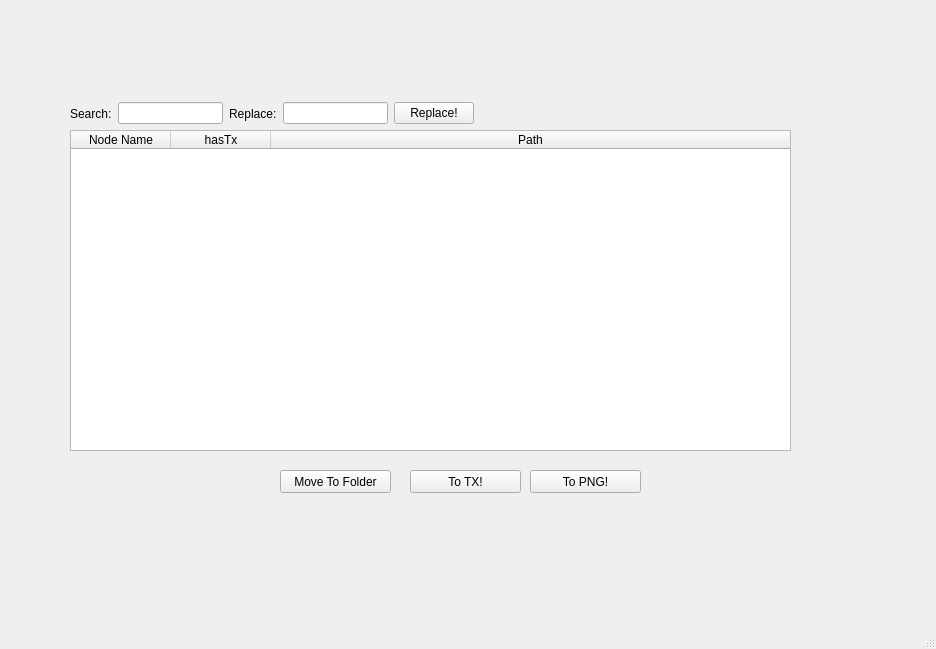
First picture: the form in shading/textureManager/textureManager.ui, repository skarone/PipeL, before the edit.
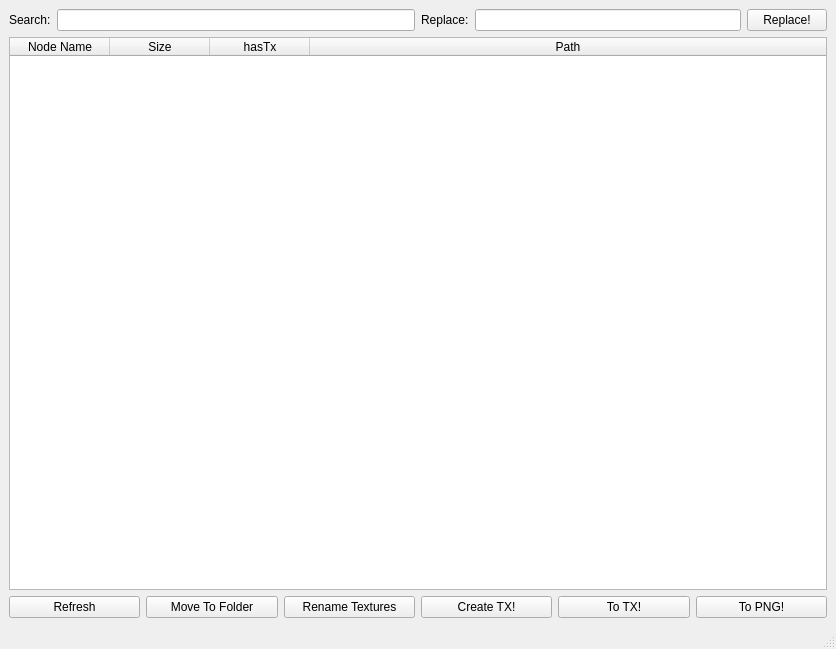
Second picture: the form after the edit.

What changed in the file:
```diff
--- a/shading/textureManager/textureManager.ui
+++ b/shading/textureManager/textureManager.ui
@@ -6,7 +6,7 @@
    <rect>
     <x>0</x>
     <y>0</y>
-    <width>936</width>
+    <width>836</width>
     <height>649</height>
    </rect>
   </property>
@@ -14,15 +14,51 @@
    <string>Texture Manager</string>
   </property>
   <widget class="QWidget" name="centralwidget">
-   <widget class="QTableWidget" name="tableWidget">
-    <property name="geometry">
-     <rect>
-      <x>70</x>
-      <y>130</y>
-      <width>721</width>
-      <height>321</height>
-     </rect>
-    </property>
+   <layout class="QVBoxLayout" name="verticalLayout">
+    <item>
+     <layout class="QHBoxLayout" name="horizontalLayout_3">
+      <item>
+       <layout class="QHBoxLayout" name="horizontalLayout">
+        <item>
+         <widget class="QLabel" name="label">
+          <property name="text">
+           <string>Search:</string>
+          </property>
+         </widget>
+        </item>
+        <item>
+         <widget class="QLineEdit" name="searchPath_le"/>
+        </item>
+       </layout>
+      </item>
+      <item>
+       <layout class="QHBoxLayout" name="horizontalLayout_2">
+        <item>
+         <widget class="QLabel" name="label_2">
+          <property name="text">
+           <string>Replace:</string>
+          </property>
+         </widget>
+        </item>
+        <item>
+         <widget class="QLineEdit" name="replacePath_le"/>
+        </item>
+        <item>
+         <widget class="QPushButton" name="replacePath_btn">
+          <property name="toolTip">
+           <string>&lt;html&gt;&lt;head/&gt;&lt;body&gt;&lt;p&gt;Replace searched string with new string&lt;/p&gt;&lt;/body&gt;&lt;/html&gt;</string>
+          </property>
+          <property name="text">
+           <string>Replace!</string>
+          </property>
+         </widget>
+        </item>
+       </layout>
+      </item>
+     </layout>
+    </item>
+    <item>
+     <widget class="QTableWidget" name="textures_tw">
     <attribute name="horizontalHeaderStretchLastSection">
      <bool>true</bool>
     </attribute>
@@ -31,6 +67,11 @@
       <string>Node Name</string>
      </property>
     </column>
+      <column>
+       <property name="text">
+        <string>Size</string>
+       </property>
+      </column>
     <column>
      <property name="text">
       <string>hasTx</string>
@@ -42,31 +83,18 @@
      </property>
     </column>
    </widget>
-   <widget class="QPushButton" name="pushButton">
-    <property name="geometry">
-     <rect>
-      <x>410</x>
-      <y>470</y>
-      <width>111</width>
-      <height>23</height>
-     </rect>
-    </property>
-    <property name="toolTip">
-     <string>&lt;html&gt;&lt;head/&gt;&lt;body&gt;&lt;p&gt;Change path to tx version, if there is no tx version automatically create one&lt;/p&gt;&lt;/body&gt;&lt;/html&gt;</string>
-    </property>
+    </item>
+    <item>
+     <layout class="QHBoxLayout" name="horizontalLayout_4">
+      <item>
+       <widget class="QPushButton" name="refresh_btn">
     <property name="text">
-     <string>To TX!</string>
-    </property>
-   </widget>
-   <widget class="QPushButton" name="pushButton_2">
-    <property name="geometry">
-     <rect>
-      <x>280</x>
-      <y>470</y>
-      <width>111</width>
-      <height>23</height>
-     </rect>
-    </property>
+         <string>Refresh</string>
+        </property>
+       </widget>
+      </item>
+      <item>
+       <widget class="QPushButton" name="moveToFolder_btn">
     <property name="toolTip">
      <string>&lt;html&gt;&lt;head/&gt;&lt;body&gt;&lt;p&gt;Move all the textures to a folder and change file nodes paths to that folder&lt;/p&gt;&lt;/body&gt;&lt;/html&gt;</string>
     </property>
@@ -74,15 +102,39 @@
      <string>Move To Folder</string>
     </property>
    </widget>
-   <widget class="QPushButton" name="pushButton_4">
-    <property name="geometry">
-     <rect>
-      <x>530</x>
-      <y>470</y>
-      <width>111</width>
-      <height>23</height>
-     </rect>
-    </property>
+      </item>
+      <item>
+       <widget class="QPushButton" name="renameTexture_btn">
+        <property name="toolTip">
+         <string>&lt;html&gt;&lt;head/&gt;&lt;body&gt;&lt;p&gt;Change path to tx version, if there is no tx version automatically create one&lt;/p&gt;&lt;/body&gt;&lt;/html&gt;</string>
+        </property>
+        <property name="text">
+         <string>Rename Textures</string>
+        </property>
+       </widget>
+      </item>
+      <item>
+       <widget class="QPushButton" name="createTx_btn">
+        <property name="toolTip">
+         <string>&lt;html&gt;&lt;head/&gt;&lt;body&gt;&lt;p&gt;Change path to tx version, if there is no tx version automatically create one&lt;/p&gt;&lt;/body&gt;&lt;/html&gt;</string>
+        </property>
+        <property name="text">
+         <string>Create TX!</string>
+        </property>
+       </widget>
+      </item>
+      <item>
+       <widget class="QPushButton" name="toTx_btn">
+        <property name="toolTip">
+         <string>&lt;html&gt;&lt;head/&gt;&lt;body&gt;&lt;p&gt;Change path to tx version, if there is no tx version automatically create one&lt;/p&gt;&lt;/body&gt;&lt;/html&gt;</string>
+        </property>
+        <property name="text">
+         <string>To TX!</string>
+        </property>
+       </widget>
+      </item>
+      <item>
+       <widget class="QPushButton" name="toPng_btn">
     <property name="toolTip">
      <string>&lt;html&gt;&lt;head/&gt;&lt;body&gt;&lt;p&gt;Change path to png version&lt;/p&gt;&lt;/body&gt;&lt;/html&gt;</string>
     </property>
@@ -90,56 +142,10 @@
      <string>To PNG!</string>
     </property>
    </widget>
-   <widget class="QWidget" name="">
-    <property name="geometry">
-     <rect>
-      <x>70</x>
-      <y>100</y>
-      <width>404</width>
-      <height>27</height>
-     </rect>
-    </property>
-    <layout class="QHBoxLayout" name="horizontalLayout_3">
-     <item>
-      <layout class="QHBoxLayout" name="horizontalLayout">
-       <item>
-        <widget class="QLabel" name="label">
-         <property name="text">
-          <string>Search:</string>
-         </property>
-        </widget>
-       </item>
-       <item>
-        <widget class="QLineEdit" name="lineEdit"/>
-       </item>
-      </layout>
-     </item>
-     <item>
-      <layout class="QHBoxLayout" name="horizontalLayout_2">
-       <item>
-        <widget class="QLabel" name="label_2">
-         <property name="text">
-          <string>Replace:</string>
-         </property>
-        </widget>
-       </item>
-       <item>
-        <widget class="QLineEdit" name="lineEdit_2"/>
-       </item>
-       <item>
-        <widget class="QPushButton" name="pushButton_3">
-         <property name="toolTip">
-          <string>&lt;html&gt;&lt;head/&gt;&lt;body&gt;&lt;p&gt;Replace searched string with new string&lt;/p&gt;&lt;/body&gt;&lt;/html&gt;</string>
-         </property>
-         <property name="text">
-          <string>Replace!</string>
-         </property>
-        </widget>
-       </item>
-      </layout>
-     </item>
-    </layout>
-   </widget>
+      </item>
+     </layout>
+    </item>
+   </layout>
   </widget>
   <widget class="QMenuBar" name="menubar">
    <property name="geometry">
```
Left out of the diff: 4 changed lines with no effect on the pictures. Lines whose indentation alone changed are shown as unchanged.
